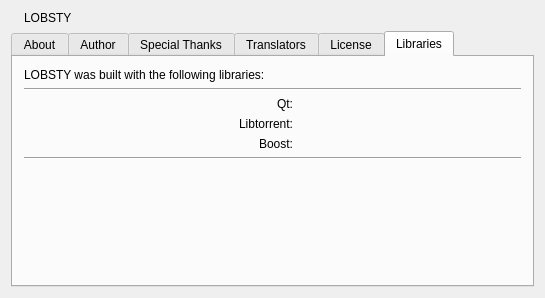
somnathbghule/qt, file qBittorrent-4_1_x/src/gui/aboutdialog.ui: the form before one commit.
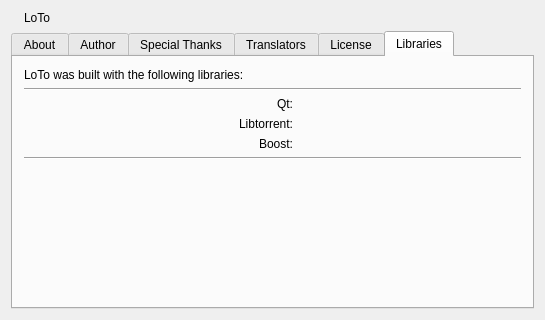
The form after the commit. The open tabs and pages were chosen to show the change.

Commit message: String replace from LOBSTY to LoTo

Diff of the .ui file:
```diff
--- a/qBittorrent-4_1_x/src/gui/aboutdialog.ui
+++ b/qBittorrent-4_1_x/src/gui/aboutdialog.ui
@@ -8,7 +8,7 @@
     <x>0</x>
     <y>0</y>
     <width>545</width>
-    <height>295</height>
+    <height>320</height>
    </rect>
   </property>
   <property name="windowTitle">
@@ -23,7 +23,7 @@
      <item>
       <widget class="QLabel" name="labelName">
        <property name="text">
-        <string notr="true">LOBSTY</string>
+        <string notr="true">LoTo</string>
        </property>
       </widget>
      </item>
@@ -322,7 +322,7 @@
        <item>
         <widget class="QLabel" name="label">
          <property name="text">
-          <string>LOBSTY was built with the following libraries:</string>
+          <string>LoTo was built with the following libraries:</string>
          </property>
         </widget>
        </item>
```
Left out of the diff: 2 changed lines with no effect on the pictures. The commit also changes 23 other files.
